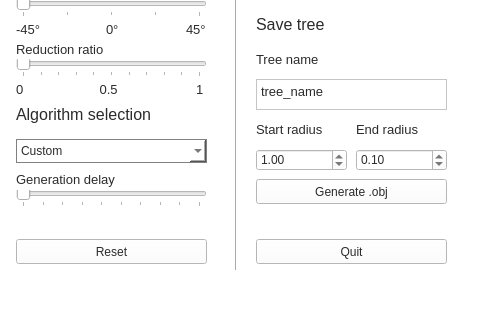
Maxlo24/Projet_Majeure_Arbre_3D, file mainwindow.ui: the form before one commit; both pictures show x 854 to 1334 and y 321 to 646 of the 1334 by 646 pixel window.
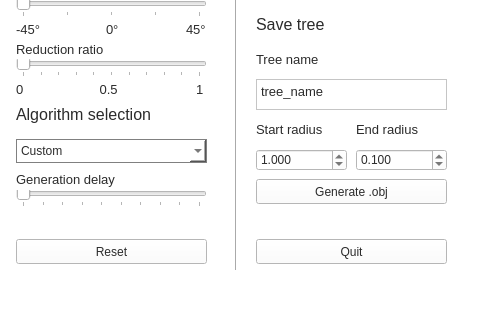
The form after the commit.

What changed in the file:
```diff
--- a/mainwindow.ui
+++ b/mainwindow.ui
@@ -1276,6 +1276,9 @@
       <height>22</height>
      </rect>
     </property>
+    <property name="decimals">
+     <number>3</number>
+    </property>
     <property name="singleStep">
      <double>0.100000000000000</double>
     </property>
@@ -1292,6 +1295,9 @@
       <height>22</height>
      </rect>
     </property>
+    <property name="decimals">
+     <number>3</number>
+    </property>
     <property name="singleStep">
      <double>0.100000000000000</double>
     </property>
```
